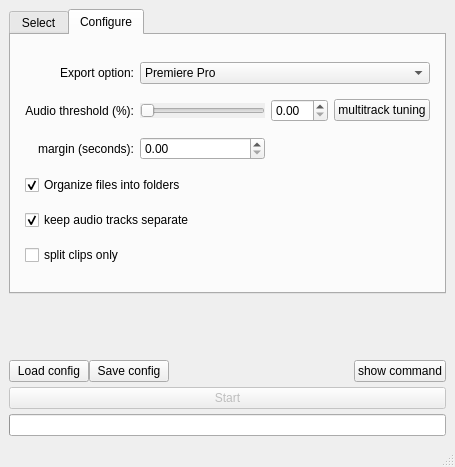
Before: the Qt Designer form src/UI/mainWindowUI/batchEditor.ui in fdllrs/batchEditor, drawn with Qt 5.
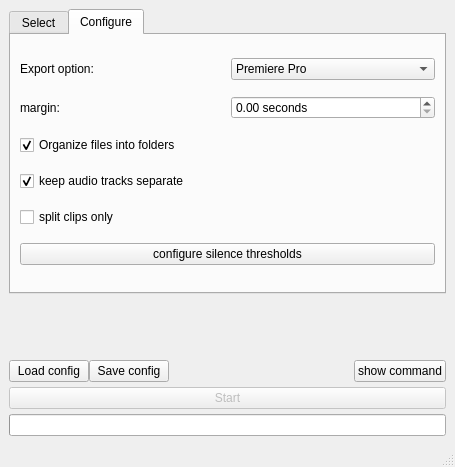
After: the same form once the commit is applied. The open tabs and pages were chosen to show the change.

Commit message: multitrack tuning support

```diff
--- a/src/UI/mainWindowUI/batchEditor.ui
+++ b/src/UI/mainWindowUI/batchEditor.ui
@@ -193,56 +193,14 @@
        </attribute>
        <layout class="QHBoxLayout" name="horizontalLayout">
         <item>
-         <layout class="QGridLayout" name="optionsGrid" rowstretch="0,0,0,0,0,0" columnstretch="1,0,0,0">
+         <layout class="QGridLayout" name="optionsGrid" rowstretch="0,0,0,0,0,0" columnstretch="0,0">
           <property name="sizeConstraint">
            <enum>QLayout::SizeConstraint::SetDefaultConstraint</enum>
           </property>
-          <property name="leftMargin">
-           <number>5</number>
-          </property>
-          <property name="topMargin">
-           <number>5</number>
-          </property>
-          <property name="rightMargin">
-           <number>5</number>
-          </property>
-          <property name="bottomMargin">
-           <number>5</number>
-          </property>
-          <property name="horizontalSpacing">
-           <number>6</number>
-          </property>
           <property name="verticalSpacing">
            <number>2</number>
           </property>
-          <item row="2" column="1">
-           <widget class="QDoubleSpinBox" name="marginSpinbox">
-            <property name="singleStep">
-             <double>0.500000000000000</double>
-            </property>
-           </widget>
-          </item>
-          <item row="1" column="2">
-           <widget class="QDoubleSpinBox" name="audioThresholdSpinbox">
-            <property name="singleStep">
-             <double>0.500000000000000</double>
-            </property>
-           </widget>
-          </item>
-          <item row="1" column="0">
-           <widget class="QLabel" name="audioThresholdLabel">
-            <property name="text">
-             <string>Audio threshold (%):</string>
-            </property>
-            <property name="alignment">
-             <set>Qt::AlignmentFlag::AlignRight|Qt::AlignmentFlag::AlignTrailing|Qt::AlignmentFlag::AlignVCenter</set>
-            </property>
-            <property name="margin">
-             <number>3</number>
-            </property>
-           </widget>
-          </item>
-          <item row="4" column="0" colspan="2">
+          <item row="3" column="0">
            <widget class="QCheckBox" name="separateTracks">
             <property name="text">
              <string>keep audio tracks separate</string>
@@ -253,67 +211,12 @@
            </widget>
           </item>
           <item row="1" column="1">
-           <widget class="QSlider" name="audiothresholdSlider">
-            <property name="sizePolicy">
-             <sizepolicy hsizetype="Expanding" vsizetype="Fixed">
-              <horstretch>9</horstretch>
-              <verstretch>0</verstretch>
-             </sizepolicy>
+           <widget class="QDoubleSpinBox" name="marginSpinbox">
+            <property name="suffix">
+             <string> seconds</string>
             </property>
-            <property name="mouseTracking">
-             <bool>false</bool>
-            </property>
-            <property name="tabletTracking">
-             <bool>false</bool>
-            </property>
-            <property name="contextMenuPolicy">
-             <enum>Qt::ContextMenuPolicy::DefaultContextMenu</enum>
-            </property>
-            <property name="acceptDrops">
-             <bool>false</bool>
-            </property>
-            <property name="autoFillBackground">
-             <bool>true</bool>
-            </property>
-            <property name="minimum">
-             <number>1</number>
-            </property>
-            <property name="maximum">
-             <number>10000</number>
-            </property>
-            <property name="value">
-             <number>1</number>
-            </property>
-            <property name="sliderPosition">
-             <number>1</number>
-            </property>
-            <property name="orientation">
-             <enum>Qt::Orientation::Horizontal</enum>
-            </property>
-            <property name="invertedAppearance">
-             <bool>false</bool>
-            </property>
-            <property name="invertedControls">
-             <bool>false</bool>
-            </property>
-            <property name="tickPosition">
-             <enum>QSlider::TickPosition::NoTicks</enum>
-            </property>
-            <property name="tickInterval">
-             <number>1</number>
-            </property>
-           </widget>
-          </item>
-          <item row="3" column="0" colspan="2">
-           <widget class="QCheckBox" name="organizeIntoFolders">
-            <property name="text">
-             <string>Organize files into folders</string>
-            </property>
-            <property name="checked">
-             <bool>true</bool>
-            </property>
-            <property name="tristate">
-             <bool>false</bool>
+            <property name="singleStep">
+             <double>0.500000000000000</double>
             </property>
            </widget>
           </item>
@@ -323,34 +226,21 @@
              <string>Export option:</string>
             </property>
             <property name="alignment">
-             <set>Qt::AlignmentFlag::AlignRight|Qt::AlignmentFlag::AlignTrailing|Qt::AlignmentFlag::AlignVCenter</set>
+             <set>Qt::AlignmentFlag::AlignLeading|Qt::AlignmentFlag::AlignLeft|Qt::AlignmentFlag::AlignVCenter</set>
             </property>
             <property name="margin">
              <number>3</number>
             </property>
            </widget>
           </item>
-          <item row="2" column="0">
-           <widget class="QLabel" name="marginLabel">
-            <property name="text">
-             <string>margin (seconds):</string>
-            </property>
-            <property name="alignment">
-             <set>Qt::AlignmentFlag::AlignRight|Qt::AlignmentFlag::AlignTrailing|Qt::AlignmentFlag::AlignVCenter</set>
-            </property>
-            <property name="margin">
-             <number>3</number>
-            </property>
-           </widget>
-          </item>
-          <item row="5" column="0" colspan="2">
+          <item row="4" column="0">
            <widget class="QCheckBox" name="splitOnly">
             <property name="text">
              <string>split clips only</string>
             </property>
            </widget>
           </item>
-          <item row="0" column="1" colspan="3">
+          <item row="0" column="1">
            <widget class="QComboBox" name="exportSelector">
             <item>
              <property name="text">
@@ -384,7 +274,33 @@
             </item>
            </widget>
           </item>
-          <item row="1" column="3">
+          <item row="1" column="0">
+           <widget class="QLabel" name="marginLabel">
+            <property name="text">
+             <string>margin:</string>
+            </property>
+            <property name="alignment">
+             <set>Qt::AlignmentFlag::AlignLeading|Qt::AlignmentFlag::AlignLeft|Qt::AlignmentFlag::AlignVCenter</set>
+            </property>
+            <property name="margin">
+             <number>3</number>
+            </property>
+           </widget>
+          </item>
+          <item row="2" column="0">
+           <widget class="QCheckBox" name="organizeIntoFolders">
+            <property name="text">
+             <string>Organize files into folders</string>
+            </property>
+            <property name="checked">
+             <bool>true</bool>
+            </property>
+            <property name="tristate">
+             <bool>false</bool>
+            </property>
+           </widget>
+          </item>
+          <item row="5" column="0" colspan="2">
            <widget class="QPushButton" name="multitrackTuningButton">
             <property name="enabled">
              <bool>true</bool>
@@ -396,7 +312,7 @@
              </sizepolicy>
             </property>
             <property name="text">
-             <string>multitrack tuning</string>
+             <string>configure silence thresholds</string>
             </property>
            </widget>
           </item>
```
Left out of the diff: 2 changed lines with no effect on the pictures. The commit also changes 9 other files.
